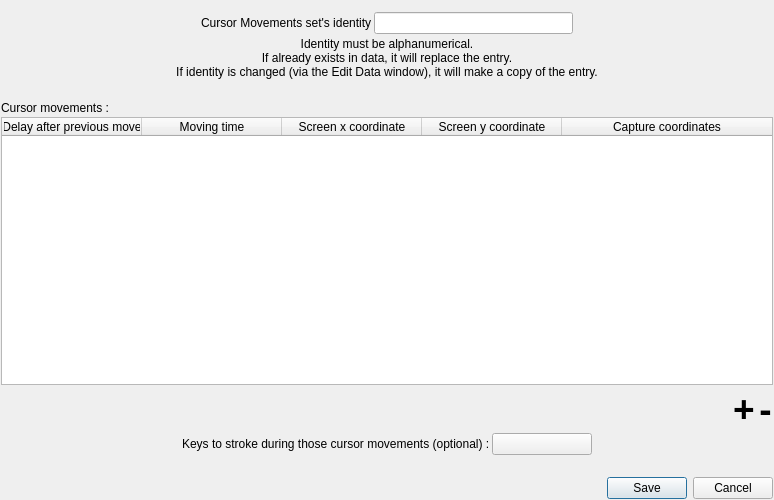
AmirHammouteneEI/ScheduledPasteAndKeys, file ui/CursorMovementsSelectedEditDialog.ui: the form before one commit.
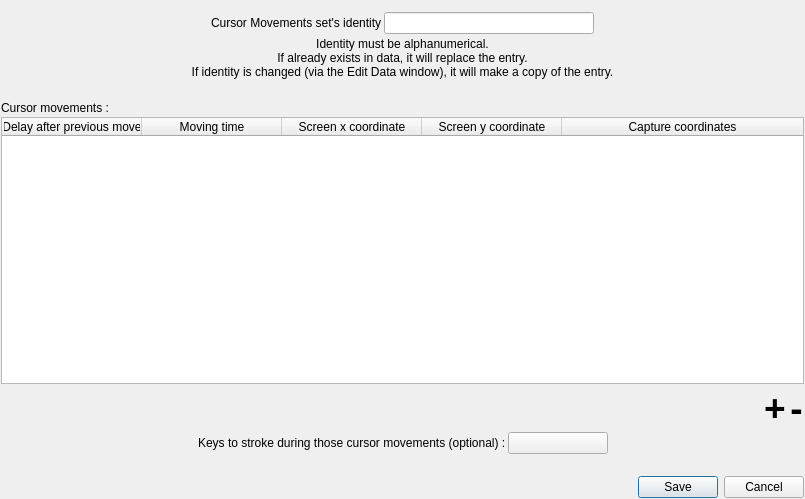
The form after the commit.

The edit to the form file:
```diff
--- a/ui/CursorMovementsSelectedEditDialog.ui
+++ b/ui/CursorMovementsSelectedEditDialog.ui
@@ -6,8 +6,8 @@
    <rect>
     <x>0</x>
     <y>0</y>
-    <width>774</width>
-    <height>500</height>
+    <width>805</width>
+    <height>499</height>
    </rect>
   </property>
   <property name="windowTitle">
```
